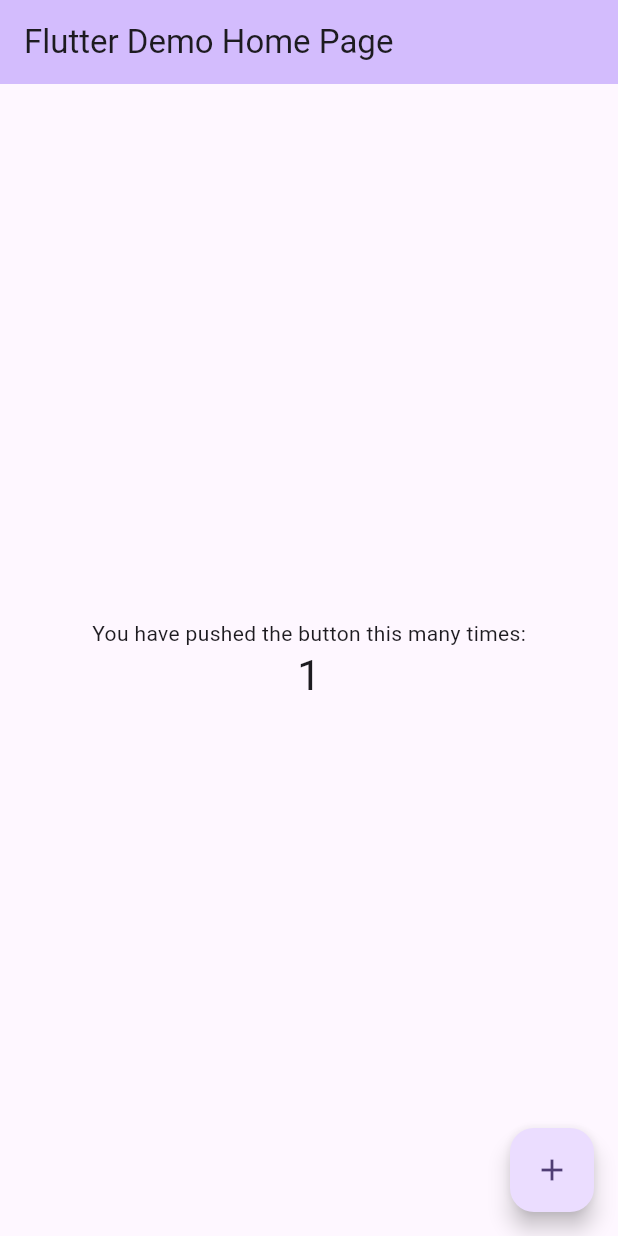
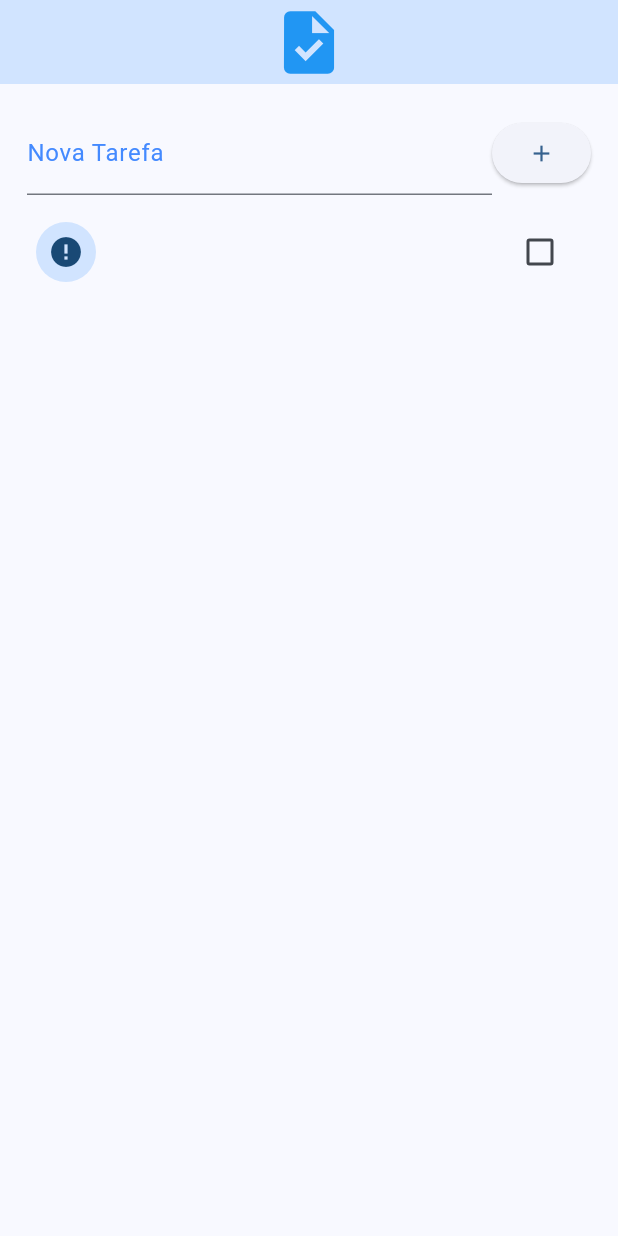
Before and after one commit to danieldantasdev/tasks_application_to-do-list_course-udemy-startto-dev_flutter-3.10.5_dart-3.0.6, a Flutter app: the screen it shows after launch, after a tap on the "add" icon, on a phone screen of 412 x 824 dp. Run offline on Flutter 3.47's test engine with Material 2 defaults, Android fonts, the phone set to English and light mode, and no system bars.

```diff
--- a/lib/main.dart
+++ b/lib/main.dart
@@ -1,4 +1,6 @@
 import 'package:flutter/material.dart';
+
+import './pages/pages.dart';
 
 void main() {
   runApp(const MyApp());
@@ -7,119 +9,16 @@ void main() {
 class MyApp extends StatelessWidget {
   const MyApp({super.key});
 
-  // This widget is the root of your application.
   @override
   Widget build(BuildContext context) {
     return MaterialApp(
       title: 'Flutter Demo',
+      debugShowCheckedModeBanner: false,
       theme: ThemeData(
-        // This is the theme of your application.
-        //
-        // TRY THIS: Try running your application with "flutter run". You'll see
-        // the application has a blue toolbar. Then, without quitting the app,
-        // try changing the seedColor in the colorScheme below to Colors.green
-        // and then invoke "hot reload" (save your changes or press the "hot
-        // reload" button in a Flutter-supported IDE, or press "r" if you used
-        // the command line to start the app).
-        //
-        // Notice that the counter didn't reset back to zero; the application
-        // state is not lost during the reload. To reset the state, use hot
-        // restart instead.
-        //
-        // This works for code too, not just values: Most code changes can be
-        // tested with just a hot reload.
-        colorScheme: ColorScheme.fromSeed(seedColor: Colors.deepPurple),
+        colorScheme: ColorScheme.fromSeed(seedColor: Colors.blue),
         useMaterial3: true,
       ),
-      home: const MyHomePage(title: 'Flutter Demo Home Page'),
+      home: const HomePage(),
     );
   }
 }
-
-class MyHomePage extends StatefulWidget {
-  const MyHomePage({super.key, required this.title});
-
-  // This widget is the home page of your application. It is stateful, meaning
-  // that it has a State object (defined below) that contains fields that affect
-  // how it looks.
-
-  // This class is the configuration for the state. It holds the values (in this
-  // case the title) provided by the parent (in this case the App widget) and
-  // used by the build method of the State. Fields in a Widget subclass are
-  // always marked "final".
-
-  final String title;
-
-  @override
-  State<MyHomePage> createState() => _MyHomePageState();
-}
-
-class _MyHomePageState extends State<MyHomePage> {
-  int _counter = 0;
-
-  void _incrementCounter() {
-    setState(() {
-      // This call to setState tells the Flutter framework that something has
-      // changed in this State, which causes it to rerun the build method below
-      // so that the display can reflect the updated values. If we changed
-      // _counter without calling setState(), then the build method would not be
-      // called again, and so nothing would appear to happen.
-      _counter++;
-    });
-  }
-
-  @override
-  Widget build(BuildContext context) {
-    // This method is rerun every time setState is called, for instance as done
-    // by the _incrementCounter method above.
-    //
-    // The Flutter framework has been optimized to make rerunning build methods
-    // fast, so that you can just rebuild anything that needs updating rather
-    // than having to individually change instances of widgets.
-    return Scaffold(
-      appBar: AppBar(
-        // TRY THIS: Try changing the color here to a specific color (to
-        // Colors.amber, perhaps?) and trigger a hot reload to see the AppBar
-        // change color while the other colors stay the same.
-        backgroundColor: Theme.of(context).colorScheme.inversePrimary,
-        // Here we take the value from the MyHomePage object that was created by
-        // the App.build method, and use it to set our appbar title.
-        title: Text(widget.title),
-      ),
-      body: Center(
-        // Center is a layout widget. It takes a single child and positions it
-        // in the middle of the parent.
-        child: Column(
-          // Column is also a layout widget. It takes a list of children and
-          // arranges them vertically. By default, it sizes itself to fit its
-          // children horizontally, and tries to be as tall as its parent.
-          //
-          // Column has various properties to control how it sizes itself and
-          // how it positions its children. Here we use mainAxisAlignment to
-          // center the children vertically; the main axis here is the vertical
-          // axis because Columns are vertical (the cross axis would be
-          // horizontal).
-          //
-          // TRY THIS: Invoke "debug painting" (choose the "Toggle Debug Paint"
-          // action in the IDE, or press "p" in the console), to see the
-          // wireframe for each widget.
-          mainAxisAlignment: MainAxisAlignment.center,
-          children: <Widget>[
-            const Text(
-              'You have pushed the button this many times:',
-            ),
-            Text(
-              '$_counter',
-              style: Theme.of(context).textTheme.headlineMedium,
-            ),
-          ],
-        ),
-      ),
-      floatingActionButton: FloatingActionButton(
-        onPressed: _incrementCounter,
-        tooltip: 'Increment',
-        child: const Icon(Icons.add),
-      ), // This trailing comma makes auto-formatting nicer for build methods.
-    );
-  }
-}
--- /dev/null
+++ b/lib/models/models.dart
@@ -0,0 +1 @@
+export 'task.model.dart';
--- /dev/null
+++ b/lib/models/task.model.dart
@@ -0,0 +1,20 @@
+class Task {
+  String title;
+  bool ok;
+
+  Task({required this.title, required this.ok});
+
+  factory Task.fromJson(Map<String, dynamic> json) {
+    return Task(
+      title: json['title'],
+      ok: json['ok'],
+    );
+  }
+
+  Map<String, dynamic> toJson() {
+    return {
+      'title': title,
+      'ok': ok,
+    };
+  }
+}
--- /dev/null
+++ b/lib/pages/home.page.dart
@@ -0,0 +1,110 @@
+import 'dart:convert';
+
+import 'package:flutter/material.dart';
+
+import '../models/models.dart';
+import '../services/services.dart';
+
+class HomePage extends StatefulWidget {
+  const HomePage({Key? key}) : super(key: key);
+
+  @override
+  State<HomePage> createState() => _HomePageState();
+}
+
+class _HomePageState extends State<HomePage> {
+  List<Task> _tasks = [];
+  final TextEditingController _taskController = TextEditingController();
+  final TaskService _taskService = TaskService();
+
+  void _addTask() {
+    setState(() {
+      Task newTask = Task(
+        title: _taskController.text,
+        ok: false,
+      );
+      _taskController.clear();
+
+      _tasks.add(newTask);
+
+      _taskService.create(_tasks);
+    });
+  }
+
+  @override
+  void initState() {
+    super.initState();
+
+    _taskService.readData().then(
+          (value) => setState(() {
+            _tasks = (json.decode(value) as List<dynamic>)
+                .map((taskJson) => Task.fromJson(taskJson))
+                .toList();
+          }),
+        );
+  }
+
+  @override
+  Widget build(BuildContext context) {
+    return Scaffold(
+      appBar: AppBar(
+        backgroundColor: Theme.of(context).colorScheme.primaryContainer,
+        title: const Icon(
+          Icons.task,
+          size: 50,
+          color: Colors.blue,
+        ),
+        centerTitle: true,
+      ),
+      body: Padding(
+        padding: const EdgeInsets.all(8.0),
+        child: Column(
+          children: <Widget>[
+            Container(
+              padding: const EdgeInsets.all(10.0),
+              child: Row(
+                crossAxisAlignment: CrossAxisAlignment.center,
+                children: <Widget>[
+                  Expanded(
+                    child: TextField(
+                      controller: _taskController,
+                      decoration: const InputDecoration(
+                        labelText: 'Nova Tarefa',
+                        labelStyle: TextStyle(color: Colors.blueAccent),
+                      ),
+                    ),
+                  ),
+                  ElevatedButton(
+                    onPressed: _addTask,
+                    child: const Icon(Icons.add),
+                  )
+                ],
+              ),
+            ),
+            Expanded(
+              child: ListView.builder(
+                itemBuilder: (context, index) {
+                  Task task = _tasks[index];
+                  return CheckboxListTile(
+                    title: Text(task.title),
+                    value: task.ok,
+                    onChanged: (bool? value) {
+                      setState(() {
+                        task.ok = value!;
+                        _taskService.create(_tasks);
+                      });
+                    },
+                    secondary: CircleAvatar(
+                      child: Icon(task.ok ? Icons.check : Icons.error),
+                    ),
+                  );
+                },
+                itemCount: _tasks.length,
+              ),
+            )
+          ],
+        ),
+      ),
+    );
+  }
+}
--- /dev/null
+++ b/lib/pages/pages.dart
@@ -0,0 +1 @@
+export 'home.page.dart';
--- /dev/null
+++ b/lib/services/services.dart
@@ -0,0 +1 @@
+export 'task.service.dart';
--- /dev/null
+++ b/lib/services/task.service.dart
@@ -0,0 +1,29 @@
+import 'dart:convert';
+import 'dart:io';
+
+import 'package:path_provider/path_provider.dart';
+
+import '../models/models.dart';
+
+class TaskService {
+  Future<File> create(List<Task> tasks) async {
+    String data = json.encode(tasks.map((task) => task.toJson()).toList());
+    final file = await get();
+    return file.writeAsString(data);
+  }
+
+  Future<File> get() async {
+    final directory = await getApplicationDocumentsDirectory();
+    return File("${directory.path}/data.json");
+  }
+
+  Future<String> readData() async {
+    try {
+      final file = await get();
+      return file.readAsString();
+    } catch (e) {
+      print(e);
+      return 'null';
+    }
+  }
+}
--- a/pubspec.yaml
+++ b/pubspec.yaml
@@ -30,6 +30,7 @@ environment:
 dependencies:
   flutter:
     sdk: flutter
+  path_provider: ^2.0.15
 
 
   # The following adds the Cupertino Icons font to your application.
```
Also changed, not shown: lib/widgtes/widgtes.dart (added), pubspec.lock, 1 other file.
